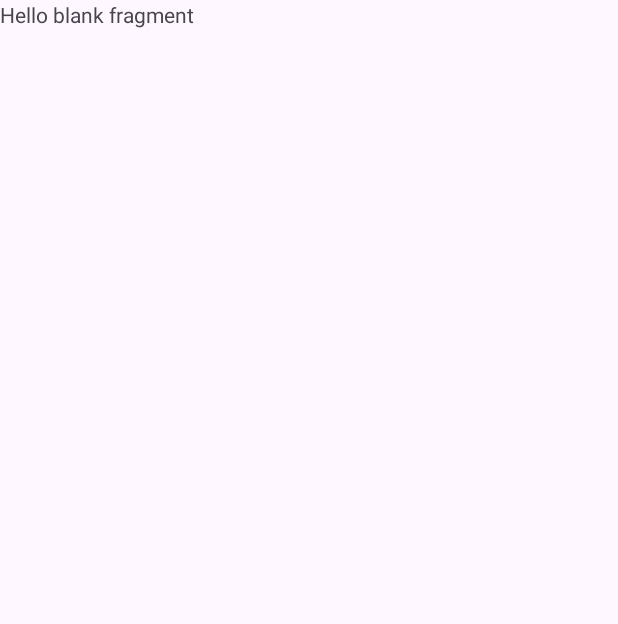
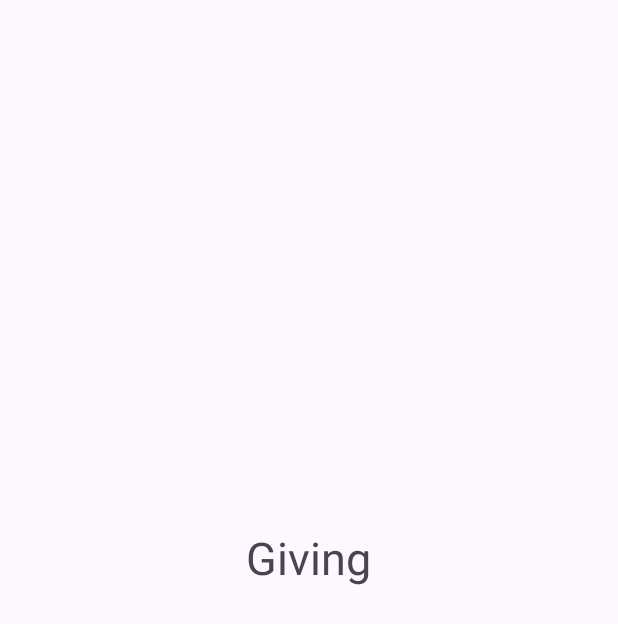
Before and after one commit to thwisse/DisableTheEgo, an Android app: the GivingFragment screen opened through its navigation route, on a phone screen of 412 x 824 dp. Before the commit the part shown is almost empty. Shown: the top 624 px of the screen. Run offline under Robolectric (Android 15) with nearby library versions, the phone set to English and light mode, and no system bars.

Commit message:
dashboard fragment iyilestirildi, diger fragmentlara gorunumler eklendi, lifecycle iyilestirildi

```diff
--- a/DisableTheEgo/app/src/main/java/io/github/thwisse/disabletheego/DashboardFragment.kt
+++ b/DisableTheEgo/app/src/main/java/io/github/thwisse/disabletheego/DashboardFragment.kt
@@ -6,6 +6,8 @@ import android.view.LayoutInflater
 import android.view.Menu
 import android.view.View
 import android.view.ViewGroup
+import android.widget.Button
+import androidx.navigation.fragment.findNavController
 import com.google.android.material.bottomnavigation.BottomNavigationView
 import com.google.android.material.materialswitch.MaterialSwitch
 import io.github.thwisse.disabletheego.databinding.FragmentDashboardBinding
@@ -35,6 +37,15 @@ class DashboardFragment : Fragment() {
     override fun onViewCreated(view: View, savedInstanceState: Bundle?) {
         super.onViewCreated(view, savedInstanceState)
 
+        savedInstanceState?.let {
+            binding.swHappiness.isChecked = it.getBoolean("swHappiness", false)
+            binding.swOptimism.isChecked = it.getBoolean("swOptimism", false)
+            binding.swKindness.isChecked = it.getBoolean("swKindness", false)
+            binding.swGiving.isChecked = it.getBoolean("swGiving", false)
+            binding.swRespect.isChecked = it.getBoolean("swRespect", false)
+            binding.swEgo.isChecked = it.getBoolean("swEgo", true) // Varsayılan olarak açık
+        }
+
         // MainActivity referansı alınır.
         val mainActivity = requireActivity() as MainActivity
 
@@ -43,13 +54,28 @@ class DashboardFragment : Fragment() {
         // Dashboard menü öğesi başlangıçta aktif menü öğeleri listesine eklenir.
         activeMenuItems = mutableListOf(R.id.dashboardFragment)
 
+        // Ego Switch'in durumuna göre BottomNavigationView'in görünürlüğünü ayarlayın.
+        if (binding.swEgo.isChecked) {
+            bottomNavigationView.visibility = View.INVISIBLE
+        } else {
+            bottomNavigationView.visibility = View.VISIBLE
+        }
+
+        // Eğer BottomNavigationView daha önce görünür yapıldıysa, tekrar invisible yapma.
+        if (!binding.swEgo.isChecked && bottomNavigationView.visibility != View.VISIBLE) {
+            bottomNavigationView.visibility = View.VISIBLE
+        }
+
+        // Diğer Switch'lerin durumlarını kontrol ederek BottomNavigationView'e ekleyin.
+        updateBottomNavigationItems(bottomNavigationView)
+
         // Ego switch'i dinleyicisi. Ego açıldığında diğer switch'leri kapatır ve menüyü temizler.
         binding.swEgo.setOnCheckedChangeListener { _, isChecked ->
             if (isChecked) {
                 // Diğer switch'leri kapat
                 disableOtherSwitches()
                 // BottomNavigationView'i görünmez yap
-                mainActivity.getBottomNavigationView().visibility = View.INVISIBLE
+                //mainActivity.getBottomNavigationView().visibility = View.INVISIBLE
 
                 // Menü öğelerini temizle ama Dashboard'u menüde tut
                 bottomNavigationView.menu.clear() // Menü öğeleri temizlenir.
@@ -58,7 +84,7 @@ class DashboardFragment : Fragment() {
                 bottomNavigationView.menu.add(Menu.NONE, R.id.dashboardFragment, Menu.NONE, "Dashboard")
                     .setIcon(R.drawable.dashboard_icon) // Dashboard menü öğesi menüye eklenir.
             } else {
-                mainActivity.getBottomNavigationView().visibility = View.VISIBLE
+                //mainActivity.getBottomNavigationView().visibility = View.INVISIBLE
                 // Ego switch'i kapatıldığında Dashboard'un menüde olduğundan emin olun
                 if (!activeMenuItems.contains(R.id.dashboardFragment)) {
                     activeMenuItems.add(R.id.dashboardFragment) // Dashboard tekrar aktif menü öğelerine eklenir.
@@ -74,6 +100,35 @@ class DashboardFragment : Fragment() {
         setSwitchListener(binding.swKindness, R.id.kindnessFragment, bottomNavigationView)
         setSwitchListener(binding.swGiving, R.id.givingFragment, bottomNavigationView)
         setSwitchListener(binding.swRespect, R.id.respectFragment, bottomNavigationView)
+    }
+
+    private fun updateBottomNavigationItems(bottomNavigationView: BottomNavigationView) {
+        // Mevcut Switch durumlarını kontrol edin ve BottomNavigationView'e gerekli item'ları ekleyin.
+        if (binding.swHappiness.isChecked) {
+            addMenuItem(R.id.happinessFragment, bottomNavigationView)
+        }
+        if (binding.swOptimism.isChecked) {
+            addMenuItem(R.id.optimismFragment, bottomNavigationView)
+        }
+        if (binding.swKindness.isChecked) {
+            addMenuItem(R.id.kindnessFragment, bottomNavigationView)
+        }
+        if (binding.swGiving.isChecked) {
+            addMenuItem(R.id.givingFragment, bottomNavigationView)
+        }
+        if (binding.swRespect.isChecked) {
+            addMenuItem(R.id.respectFragment, bottomNavigationView)
+        }
+    }
+
+    override fun onSaveInstanceState(outState: Bundle) {
+        super.onSaveInstanceState(outState)
+        outState.putBoolean("swHappiness", binding.swHappiness.isChecked)
+        outState.putBoolean("swOptimism", binding.swOptimism.isChecked)
+        outState.putBoolean("swKindness", binding.swKindness.isChecked)
+        outState.putBoolean("swGiving", binding.swGiving.isChecked)
+        outState.putBoolean("swRespect", binding.swRespect.isChecked)
+        outState.putBoolean("swEgo", binding.swEgo.isChecked)
     }
 
     // disableOtherSwitches fonksiyonu, Ego switch'i açıldığında diğer switch'leri kapatır.
--- a/DisableTheEgo/app/src/main/res/layout/fragment_giving.xml
+++ b/DisableTheEgo/app/src/main/res/layout/fragment_giving.xml
@@ -1,14 +1,17 @@
 <?xml version="1.0" encoding="utf-8"?>
-<FrameLayout xmlns:android="http://schemas.android.com/apk/res/android"
+<LinearLayout xmlns:android="http://schemas.android.com/apk/res/android"
     xmlns:tools="http://schemas.android.com/tools"
     android:layout_width="match_parent"
     android:layout_height="match_parent"
+    android:orientation="vertical"
+    android:gravity="center"
     tools:context=".GivingFragment">
 
-    <!-- TODO: Update blank fragment layout -->
     <TextView
-        android:layout_width="match_parent"
-        android:layout_height="match_parent"
-        android:text="@string/hello_blank_fragment" />
+        android:layout_width="wrap_content"
+        android:layout_height="wrap_content"
+        android:layout_gravity="center"
+        android:textSize="30sp"
+        android:text="@string/giving"/>
 
-</FrameLayout>
+</LinearLayout>
--- a/DisableTheEgo/app/src/main/res/navigation/nav_graph.xml
+++ b/DisableTheEgo/app/src/main/res/navigation/nav_graph.xml
@@ -10,46 +10,52 @@
         android:id="@+id/dashboardFragment"
         android:name="io.github.thwisse.disabletheego.DashboardFragment"
         android:label="fragment_dashboard"
-        tools:layout="@layout/fragment_dashboard" >
+        tools:layout="@layout/fragment_dashboard">
         <action
-            android:id="@+id/action_dashboardFragment_to_happinessFragment"
+            android:id="@+id/action_dashboardFragment_to_happinessFragment2"
             app:destination="@id/happinessFragment" />
         <action
-            android:id="@+id/action_dashboardFragment_to_optimismFragment"
+            android:id="@+id/action_dashboardFragment_to_optimismFragment2"
             app:destination="@id/optimismFragment" />
         <action
-            android:id="@+id/action_dashboardFragment_to_kindnessFragment"
+            android:id="@+id/action_dashboardFragment_to_kindnessFragment2"
             app:destination="@id/kindnessFragment" />
         <action
-            android:id="@+id/action_dashboardFragment_to_givingFragment"
+            android:id="@+id/action_dashboardFragment_to_givingFragment2"
             app:destination="@id/givingFragment" />
         <action
-            android:id="@+id/action_dashboardFragment_to_respectFragment"
+            android:id="@+id/action_dashboardFragment_to_respectFragment2"
             app:destination="@id/respectFragment" />
     </fragment>
     <fragment
         android:id="@+id/happinessFragment"
         android:name="io.github.thwisse.disabletheego.HappinessFragment"
         android:label="fragment_happiness"
-        tools:layout="@layout/fragment_happiness" />
+        tools:layout="@layout/fragment_happiness">
+    </fragment>
     <fragment
         android:id="@+id/optimismFragment"
         android:name="io.github.thwisse.disabletheego.OptimismFragment"
         android:label="fragment_optimism"
-        tools:layout="@layout/fragment_optimism" />
+        tools:layout="@layout/fragment_optimism">
+    </fragment>
+
     <fragment
         android:id="@+id/kindnessFragment"
         android:name="io.github.thwisse.disabletheego.KindnessFragment"
         android:label="fragment_kindness"
-        tools:layout="@layout/fragment_kindness" />
+        tools:layout="@layout/fragment_kindness">
+    </fragment>
     <fragment
         android:id="@+id/givingFragment"
         android:name="io.github.thwisse.disabletheego.GivingFragment"
         android:label="fragment_giving"
-        tools:layout="@layout/fragment_giving" />
+        tools:layout="@layout/fragment_giving">
+    </fragment>
     <fragment
         android:id="@+id/respectFragment"
         android:name="io.github.thwisse.disabletheego.RespectFragment"
         android:label="fragment_respect"
-        tools:layout="@layout/fragment_respect" />
+        tools:layout="@layout/fragment_respect" >
+    </fragment>
 </navigation>
```
Also changed, not shown: DisableTheEgo/app/src/main/java/io/github/thwisse/disabletheego/EgoFragment.kt (deleted, +0 -59 lines), DisableTheEgo/app/src/main/java/io/github/thwisse/disabletheego/MainActivity.kt (+53 -0 lines), DisableTheEgo/app/src/main/res/layout/fragment_ego.xml (deleted, +0 -14 lines), DisableTheEgo/app/src/main/res/layout/fragment_happiness.xml (+9 -6 lines), DisableTheEgo/app/src/main/res/layout/fragment_kindness.xml (+9 -6 lines), DisableTheEgo/app/src/main/res/layout/fragment_optimism.xml (+9 -6 lines), DisableTheEgo/app/src/main/res/layout/fragment_respect.xml (+9 -6 lines).
